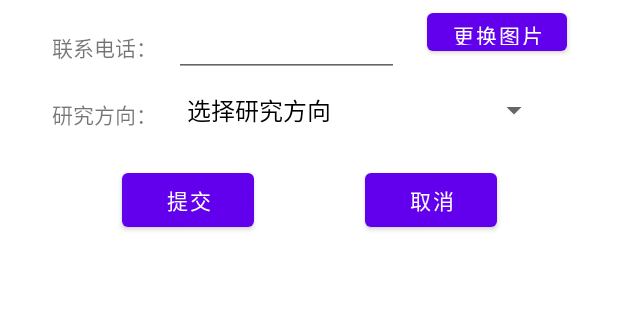
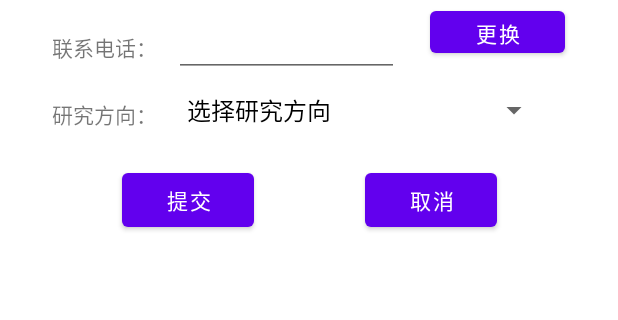
Before and after one commit to Voychek1024/Mobile-Computing, an Android app: the screen it shows after launch (MainActivity), on a phone screen of 412 x 824 dp, the part 498-818 px from its top. Run offline under Robolectric (Android 15) with nearby library versions, the light colour scheme and no system bars.

Commit message:
Update README.md

```diff
--- a/ex02/app/src/main/res/layout/activity_main.xml
+++ b/ex02/app/src/main/res/layout/activity_main.xml
@@ -20,9 +20,9 @@
 
     <Button
         android:id="@+id/button3"
-        android:layout_width="93dp"
-        android:layout_height="37dp"
-        android:text="更换图片"
+        android:layout_width="90dp"
+        android:layout_height="40dp"
+        android:text="更换"
         app:layout_constraintBottom_toBottomOf="parent"
         app:layout_constraintEnd_toEndOf="@+id/imageView"
         app:layout_constraintHorizontal_bias="0.56"
```
Also changed, not shown: 1 other file.
